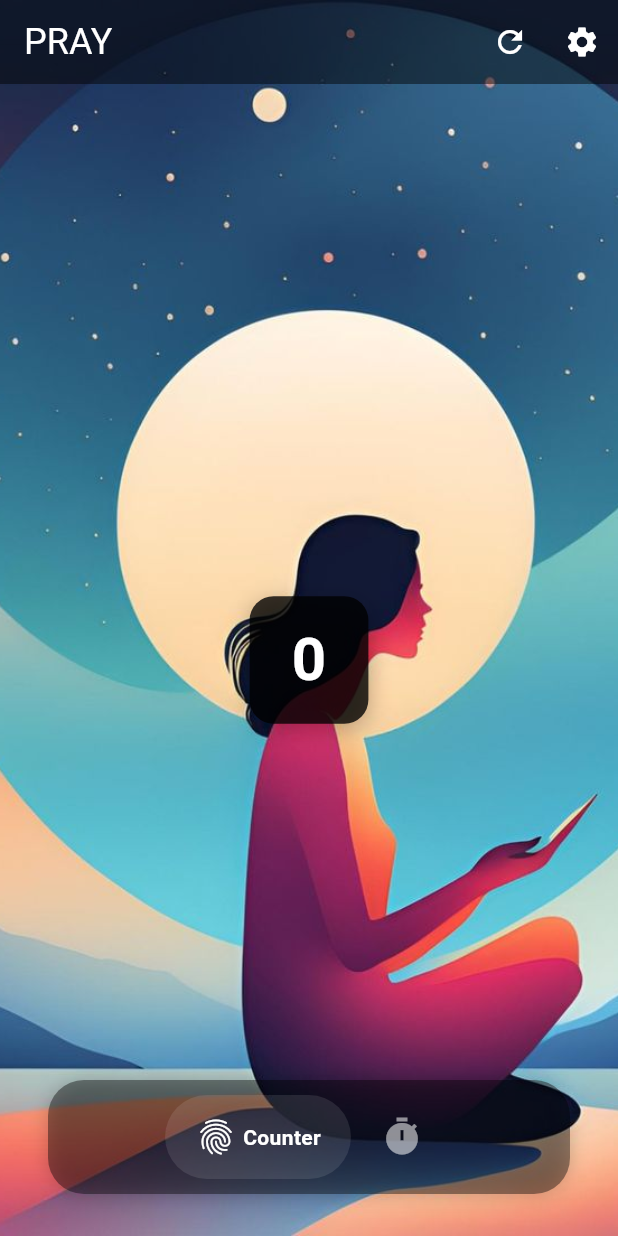
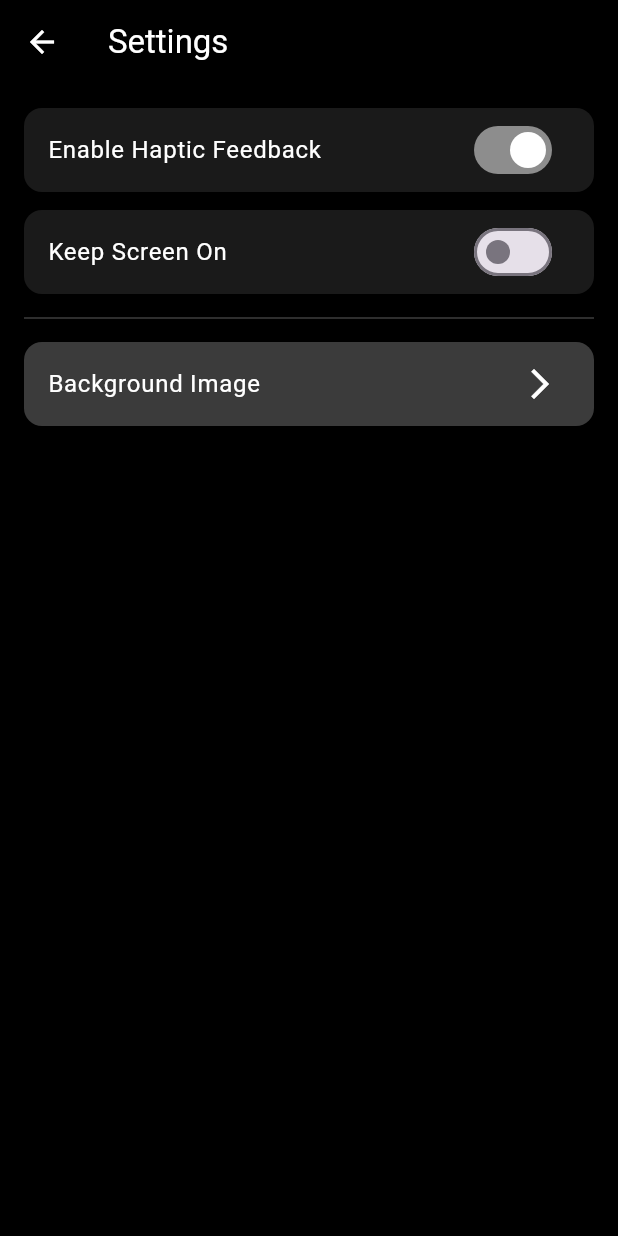
Before and after one commit to ekansh0unofficial/Maala, a Flutter app: the screen it shows after launch, after a tap on the "settings" icon, on a phone screen of 412 x 824 dp. Run offline on Flutter 3.47's test engine with Material 3 defaults, Android fonts, the phone set to English and light mode, and no system bars; drawn by our look-alikes of google_nav_bar; our stand-ins replace shared_preferences.

Commit message:
Settings page started

```diff
--- a/lib/counter_screen/counter_screen.dart
+++ b/lib/counter_screen/counter_screen.dart
@@ -1,4 +1,5 @@
 import 'package:flutter/material.dart';
+import 'package:maala_app/settings_screen/settings_screen.dart';
 import '../services/shared_pref_helper.dart';
 
 class CounterScreen extends StatefulWidget {
@@ -54,7 +55,12 @@ class _CounterScreenState extends State<CounterScreen> {
                 ),
                 IconButton(
                   icon: const Icon(Icons.settings, color: Colors.white),
-                  onPressed: () {},
+                  onPressed: () {
+                    Navigator.push(
+                      context,
+                      MaterialPageRoute(builder: (context) => SettingsScreen()),
+                    );
+                  },
                 ),
               ],
             ),
--- /dev/null
+++ b/lib/settings_screen/settings_screen.dart
@@ -0,0 +1,87 @@
+// lib/screens/settings_screen.dart
+import 'package:flutter/material.dart';
+import '../services/shared_pref_helper.dart';
+
+class SettingsScreen extends StatefulWidget {
+  const SettingsScreen({Key? key}) : super(key: key);
+
+  @override
+  State<SettingsScreen> createState() => _SettingsScreenState();
+}
+
+class _SettingsScreenState extends State<SettingsScreen> {
+  bool _hapticEnabled = SharedPrefHelper.getHapticEnabled();
+  bool _keepScreenOn = SharedPrefHelper.getKeepScreenOn();
+
+  void _toggleHaptic(bool value) {
+    setState(() => _hapticEnabled = value);
+    SharedPrefHelper.setHapticEnabled(value);
+  }
+
+  void _toggleKeepScreenOn(bool value) {
+    setState(() => _keepScreenOn = value);
+    SharedPrefHelper.setKeepScreenOn(value);
+  }
+
+  @override
+  Widget build(BuildContext context) {
+    return Scaffold(
+      backgroundColor: Colors.black,
+      appBar: AppBar(
+        title: const Text("Settings", style: TextStyle(color: Colors.white)),
+        backgroundColor: Colors.transparent,
+        elevation: 0,
+        iconTheme: const IconThemeData(color: Colors.white),
+      ),
+      body: ListView(
+        padding: const EdgeInsets.all(16),
+        children: [
+          _buildToggleTile(
+            title: 'Enable Haptic Feedback',
+            value: _hapticEnabled,
+            onChanged: _toggleHaptic,
+          ),
+          const SizedBox(height: 12),
+          _buildToggleTile(
+            title: 'Keep Screen On',
+            value: _keepScreenOn,
+            onChanged: _toggleKeepScreenOn,
+          ),
+          const Divider(height: 32, color: Colors.white24),
+          ListTile(
+            tileColor: const Color.fromARGB(96, 158, 158, 158),
+            shape: RoundedRectangleBorder(
+              borderRadius: BorderRadius.circular(12),
+            ),
+            title: const Text(
+              'Background Image',
+              style: TextStyle(color: Colors.white),
+            ),
+
+            trailing: const Icon(Icons.arrow_forward_ios, color: Colors.white),
+            onTap: () {},
+          ),
+        ],
+      ),
+    );
+  }
+
+  Widget _buildToggleTile({
+    required String title,
+    required bool value,
+    required ValueChanged<bool> onChanged,
+  }) {
+    return Container(
+      decoration: BoxDecoration(
+        color: Colors.white10,
+        borderRadius: BorderRadius.circular(12),
+      ),
+      child: SwitchListTile.adaptive(
+        title: Text(title, style: const TextStyle(color: Colors.white)),
+        value: value,
+        onChanged: onChanged,
+        activeColor: Colors.white,
+      ),
+    );
+  }
+}
```
